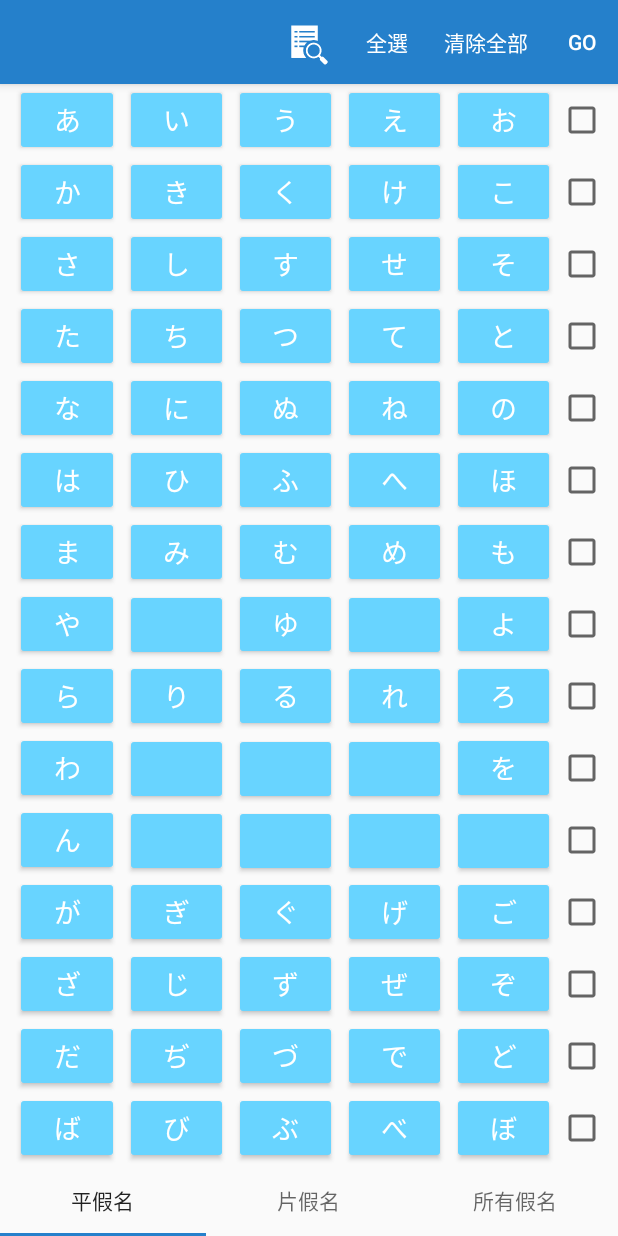
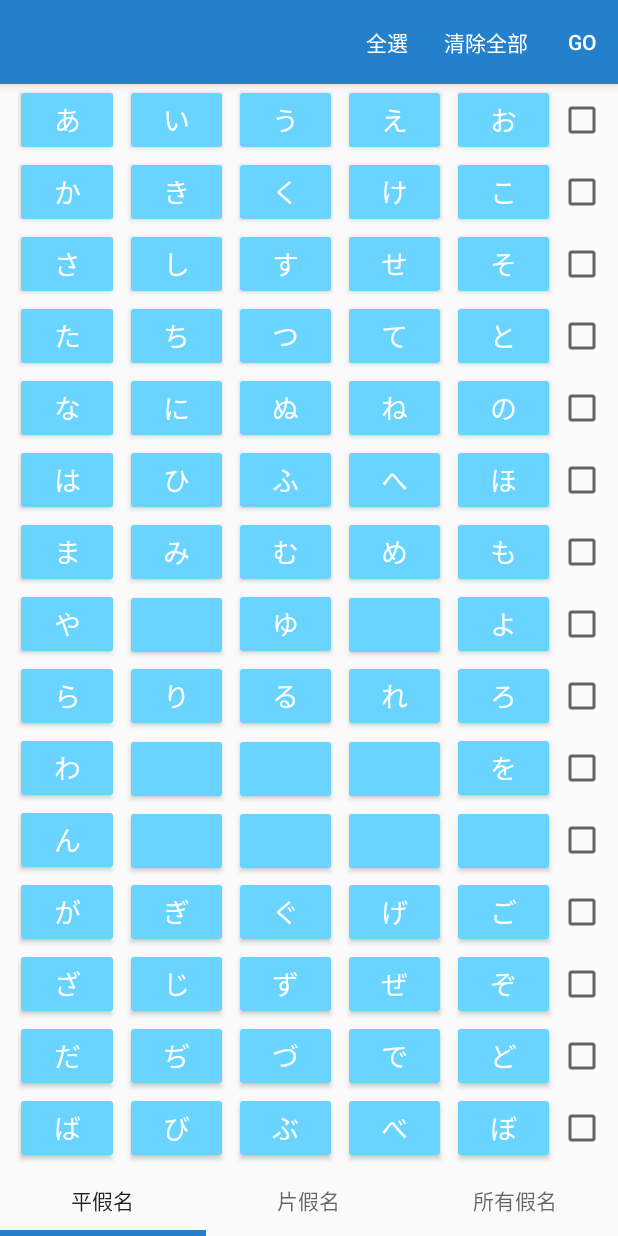
Before and after one commit to DevilTea/Android_FinalProject, an Android app: the ExamActivity screen opened directly, with no data from a screen before it, after a tap on "清除全部", on a phone screen of 412 x 824 dp. Run offline under Robolectric (Android 15) with nearby library versions, the light colour scheme and no system bars; 2 other taps on this screen came first.

Commit message:
Final commit (maybe)

```diff
--- a/app/src/main/AndroidManifest.xml
+++ b/app/src/main/AndroidManifest.xml
@@ -31,4 +31,5 @@
             android:theme="@style/NoActionBar" />
     </application>
 
+    <uses-permission android:name="android.permission.VIBRATE"></uses-permission>
 </manifest>
--- a/app/src/main/java/com/kamijou/deviltea/ExamActivity.java
+++ b/app/src/main/java/com/kamijou/deviltea/ExamActivity.java
@@ -135,9 +135,9 @@ public class ExamActivity extends AppCompatActivity {
             kanaFragment.getAdapter().setAllCheckboxes(true);
         } else if(item.getItemId() == R.id.clear_all) {
             kanaFragment.getAdapter().setAllCheckboxes(false);
-        } else if(item.getItemId() == R.id.statistics) {
+        }/* else if(item.getItemId() == R.id.statistics) {
             Toast.makeText(this, "統計資料", Toast.LENGTH_SHORT).show();
-        }
+        }*/
         return super.onOptionsItemSelected(item);
     }
 }
--- a/app/src/main/res/layout/activity_exam.xml
+++ b/app/src/main/res/layout/activity_exam.xml
@@ -10,6 +10,7 @@
         android:id="@+id/examination_tab_layout"
         android:layout_width="match_parent"
         android:layout_height="48dp"
+        app:tabIndicatorHeight="4dp"
         app:layout_constraintBottom_toBottomOf="parent"
         app:layout_constraintEnd_toEndOf="parent"
         app:layout_constraintStart_toStartOf="parent">
--- a/app/src/main/res/menu/menu_exam.xml
+++ b/app/src/main/res/menu/menu_exam.xml
@@ -3,11 +3,11 @@
     xmlns:tools="http://schemas.android.com/tools"
     xmlns:android="http://schemas.android.com/apk/res/android">
 
-    <item
-        android:id="@+id/statistics"
-        android:icon="?android:attr/actionModeFindDrawable"
-        android:title="@string/statistics"
-        app:showAsAction="always" />
+    <!--<item-->
+        <!--android:id="@+id/statistics"-->
+        <!--android:icon="?android:attr/actionModeFindDrawable"-->
+        <!--android:title="@string/statistics"-->
+        <!--app:showAsAction="always" />-->
 
     <item
         android:id="@+id/check_all"
```
Also changed, not shown: app/src/main/java/com/kamijou/deviltea/ExamActivity3.java (+8 -2 lines).
